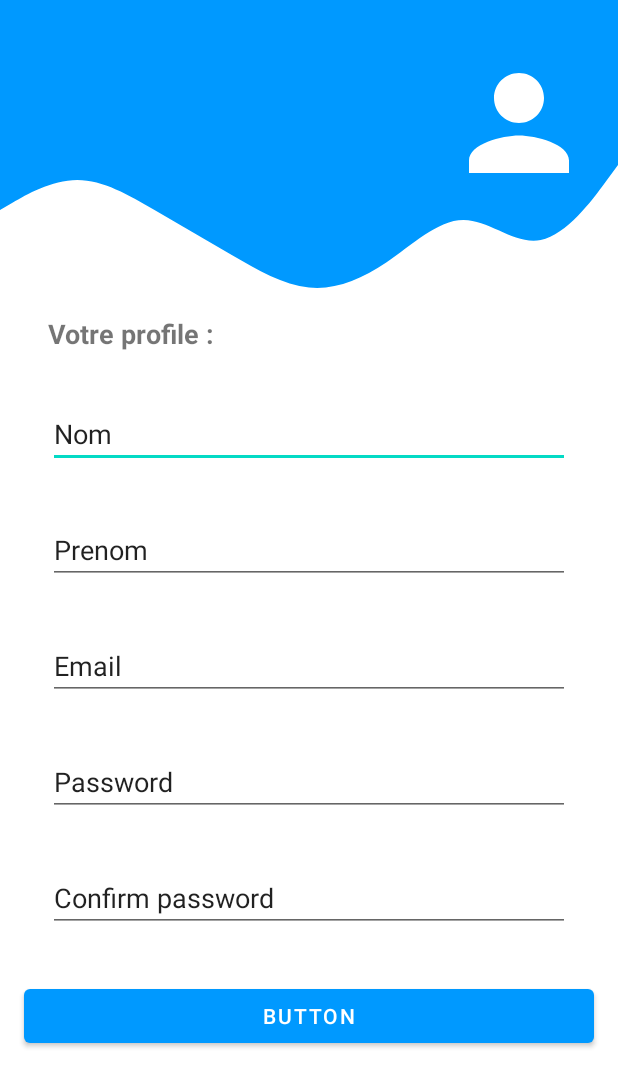
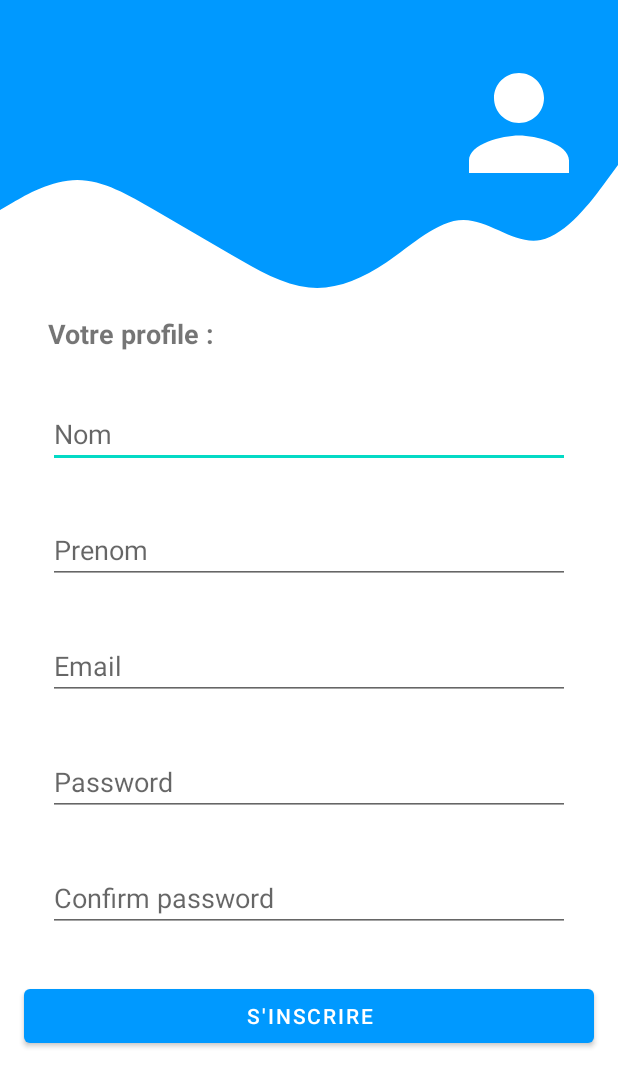
Before and after one commit to Lucas-Pasqualini/Dev-Mobile, an Android app: the layout activity_signup.xml on its own in the app's theme, with its tools: preview values and no code run, on a phone screen of 412 x 824 dp. Shown: the top 1087 px of the screen. Run offline under Robolectric (Android 15) with nearby library versions, the phone set to English and light mode, and no system bars.

```diff
--- a/app/src/main/res/layout/activity_signup.xml
+++ b/app/src/main/res/layout/activity_signup.xml
@@ -1,9 +1,13 @@
 <?xml version="1.0" encoding="utf-8"?>
+<layout xmlns:android="http://schemas.android.com/apk/res/android"
+    xmlns:app="http://schemas.android.com/apk/res-auto"
+    xmlns:tools="http://schemas.android.com/tools">
 
-<ScrollView xmlns:android="http://schemas.android.com/apk/res/android"
-    xmlns:app="http://schemas.android.com/apk/res-auto"
-    xmlns:tools="http://schemas.android.com/tools"
+    <data class="ActivityLoginBinding">
+        <import type="android.view.View"/>
+    </data>
 
+    <ScrollView
         android:layout_width="match_parent"
         android:layout_height="match_parent"
         android:fillViewport="true">
@@ -65,7 +69,7 @@
                 android:layout_marginEnd="32dp"
                 android:ems="10"
                 android:inputType="textPersonName"
-            android:text="Nom"
+                android:hint="Nom"
                 app:layout_constraintEnd_toEndOf="parent"
                 app:layout_constraintStart_toStartOf="parent"
                 app:layout_constraintTop_toBottomOf="@+id/textView2" />
@@ -79,7 +83,7 @@
                 android:layout_marginEnd="32dp"
                 android:ems="10"
                 android:inputType="textPersonName"
-            android:text="Prenom"
+                android:hint="Prenom"
                 app:layout_constraintEnd_toEndOf="parent"
                 app:layout_constraintStart_toStartOf="parent"
                 app:layout_constraintTop_toBottomOf="@+id/editNom" />
@@ -93,7 +97,7 @@
                 android:layout_marginEnd="32dp"
                 android:ems="10"
                 android:inputType="textPersonName"
-            android:text="Email"
+                android:hint="Email"
                 app:layout_constraintEnd_toEndOf="parent"
                 app:layout_constraintStart_toStartOf="parent"
                 app:layout_constraintTop_toBottomOf="@+id/editPrenom" />
@@ -107,7 +111,7 @@
                 android:layout_marginEnd="32dp"
                 android:ems="10"
                 android:inputType="textPersonName"
-            android:text="Password"
+                android:hint="Password"
                 app:layout_constraintEnd_toEndOf="parent"
                 app:layout_constraintStart_toStartOf="parent"
                 app:layout_constraintTop_toBottomOf="@+id/editEmail" />
@@ -121,7 +125,7 @@
                 android:layout_marginEnd="32dp"
                 android:ems="10"
                 android:inputType="textPersonName"
-            android:text="Confirm password"
+                android:hint="Confirm password"
                 app:layout_constraintEnd_toEndOf="parent"
                 app:layout_constraintStart_toStartOf="parent"
                 app:layout_constraintTop_toBottomOf="@+id/editPassword" />
@@ -133,11 +137,11 @@
                 android:layout_marginStart="16dp"
                 android:layout_marginTop="32dp"
                 android:layout_marginEnd="16dp"
-            android:text="Button"
+                android:text="S'inscrire"
                 app:layout_constraintEnd_toEndOf="parent"
                 app:layout_constraintStart_toStartOf="parent"
                 app:layout_constraintTop_toBottomOf="@+id/editNewpassword" />
 
-
         </androidx.constraintlayout.widget.ConstraintLayout>
     </ScrollView>
+</layout>
```
Also changed, not shown: app/src/main/AndroidManifest.xml (+5 -2 lines), app/src/main/java/com/shootylife/soscaller/ui/activities/SignupActivity.kt (+12 -0 lines). Lines whose indentation alone changed are shown as unchanged.
